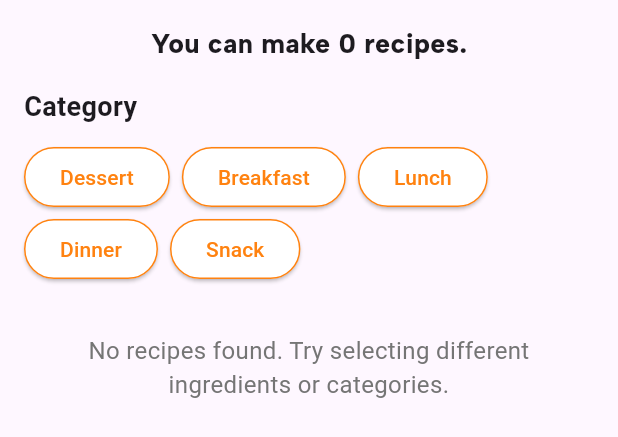
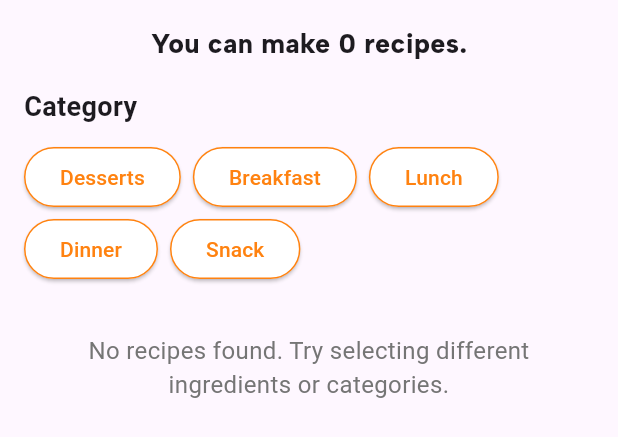
Before and after one commit to buzzaaaaar/recipe-app-mad, a Flutter app: the DiscoverPage widget shown alone on an empty page, opened directly with empty values, on a phone screen of 412 x 824 dp. Shown: the top 437 px of the screen. Run offline on Flutter 3.47's test engine with Material 3 defaults, Android fonts, the phone set to English and light mode, and no system bars; our stand-ins replace cloud_firestore, firebase_auth, firebase_core, firebase_storage, image_picker; accounts and stored records are empty.

Commit message:
Spelling mistakes

```diff
--- a/project_application_1/lib/recipepage.dart
+++ b/project_application_1/lib/recipepage.dart
@@ -115,7 +115,7 @@ class RecipePageState extends State<RecipePage> {
     } else {
       // Default values if no recipe is provided
       title = "Chocolate Chip Cookies";
-      category = "Dessert";
+      category = "Desserts";
       prepTime = "15 minutes";
       cookTime = "12 minutes";
       totalTime = "27 minutes";
--- a/project_application_1/lib/screens/discover_page.dart
+++ b/project_application_1/lib/screens/discover_page.dart
@@ -148,7 +148,7 @@ class _DiscoverPageState extends State<DiscoverPage> {
   }
 
   Widget _buildCategoryFilters() {
-    final categories = ["Dessert", "Breakfast", "Lunch", "Dinner", "Snack"];
+    final categories = ["Desserts", "Breakfast", "Lunch", "Dinner", "Snack"];
 
     return Wrap(
       spacing: 8.0,
```
